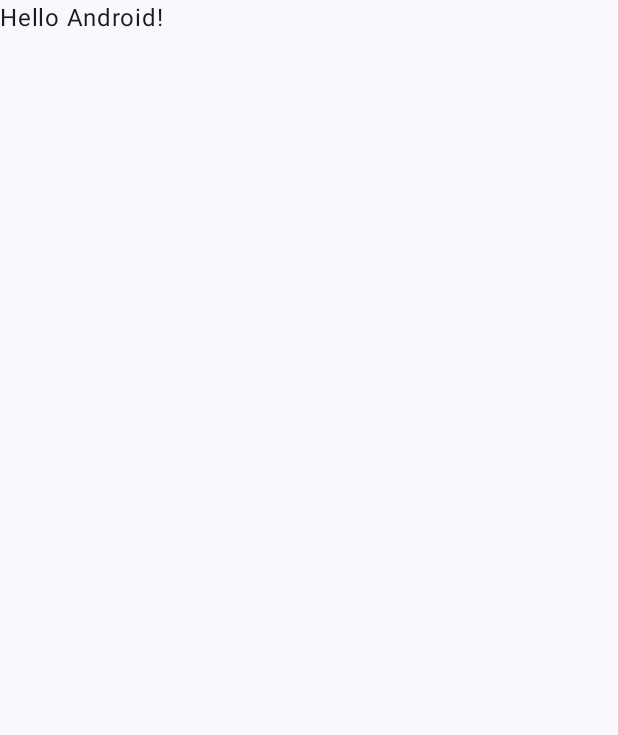
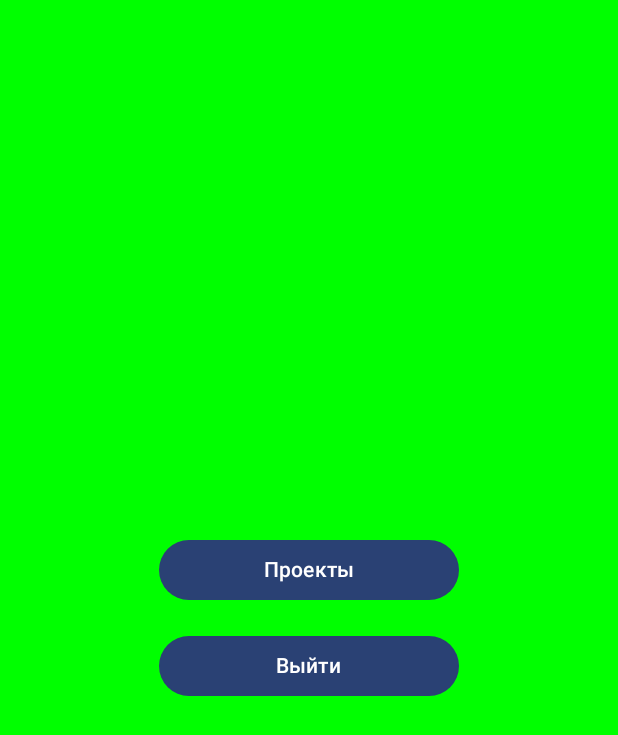
Before and after one commit to 2ecEnd/Brain--ck, an Android app built with Jetpack Compose: the screen it shows after launch (MainActivity), on a phone screen of 412 x 824 dp. Before the commit the part shown is almost empty. Shown: the top 735 px of the screen. Run offline under Robolectric (Android 15) with nearby library versions, the phone set to English and light mode, and no system bars.

Commit message:
added homePage

```diff
--- a/app/build.gradle.kts
+++ b/app/build.gradle.kts
@@ -49,6 +49,7 @@ dependencies {
     implementation(libs.androidx.ui.graphics)
     implementation(libs.androidx.ui.tooling.preview)
     implementation(libs.androidx.material3)
+    implementation("androidx.navigation:navigation-compose:2.8.9")
     testImplementation(libs.junit)
     androidTestImplementation(libs.androidx.junit)
     androidTestImplementation(libs.androidx.espresso.core)
--- a/app/src/main/java/com/example/mobileapp/MainActivity.kt
+++ b/app/src/main/java/com/example/mobileapp/MainActivity.kt
@@ -1,17 +1,30 @@
 package com.example.mobileapp
 
+import android.content.Intent
 import android.os.Bundle
 import androidx.activity.ComponentActivity
 import androidx.activity.compose.setContent
 import androidx.activity.enableEdgeToEdge
+import androidx.compose.foundation.layout.Box
+import androidx.compose.foundation.background
 import androidx.compose.foundation.layout.fillMaxSize
 import androidx.compose.foundation.layout.padding
-import androidx.compose.material3.Scaffold
-import androidx.compose.material3.Text
+import androidx.compose.foundation.layout.Column
+import androidx.compose.foundation.layout.Arrangement
+import androidx.compose.foundation.layout.width
+import androidx.compose.ui.Alignment
+import androidx.compose.material3.*
 import androidx.compose.runtime.Composable
 import androidx.compose.ui.Modifier
+import androidx.compose.ui.graphics.Color
+import androidx.compose.ui.platform.LocalContext
 import androidx.compose.ui.tooling.preview.Preview
+import androidx.compose.ui.unit.dp
 import com.example.mobileapp.ui.theme.MobileAppTheme
+import androidx.navigation.NavController
+import androidx.navigation.compose.NavHost
+import androidx.navigation.compose.composable
+import androidx.navigation.compose.rememberNavController
 
 class MainActivity : ComponentActivity() {
     override fun onCreate(savedInstanceState: Bundle?) {
@@ -20,8 +33,7 @@ class MainActivity : ComponentActivity() {
         setContent {
             MobileAppTheme {
                 Scaffold(modifier = Modifier.fillMaxSize()) { innerPadding ->
-                    Greeting(
-                        name = "Android",
+                    App(
                         modifier = Modifier.padding(innerPadding)
                     )
                 }
@@ -31,17 +43,76 @@ class MainActivity : ComponentActivity() {
 }
 
 @Composable
-fun Greeting(name: String, modifier: Modifier = Modifier) {
-    Text(
-        text = "Hello $name!",
-        modifier = modifier
-    )
+fun App(modifier: Modifier = Modifier){
+    val navController = rememberNavController()
+
+    NavHost(navController = navController, startDestination = "home") {
+        composable("home") {
+            HomePage(modifier, navController)
+        }
+        composable("projects") {
+            ProjectsPage(modifier, navController)
+        }
+    }
+}
+
+@Composable
+fun HomePage(modifier: Modifier = Modifier, navController: NavController) {
+    Box(modifier = Modifier.background(Color.Green).fillMaxSize()){
+        Column(
+            modifier = Modifier.align(Alignment.Center),
+            verticalArrangement = Arrangement.spacedBy(16.dp),
+            horizontalAlignment = Alignment.CenterHorizontally
+        )
+        {
+            Button(
+                onClick = {navController.navigate("projects")},
+                modifier = Modifier.width(200.dp)
+            )
+            {
+                Text("Проекты")
+            }
+
+            val context = LocalContext.current
+            Button(
+                onClick = {
+                    val homeIntent = Intent(Intent.ACTION_MAIN).apply {
+                    addCategory(Intent.CATEGORY_HOME)
+                    flags = Intent.FLAG_ACTIVITY_NEW_TASK
+                    }
+                    context.startActivity(homeIntent)
+                },
+                modifier = Modifier.width(200.dp)
+            )
+            {
+                Text("Выйти")
+            }
+        }
+    }
+}
+
+@Composable
+fun ProjectsPage(modifier: Modifier = Modifier, navController: NavController){
+    Box(modifier = Modifier.background(Color.Green).fillMaxSize()){
+        Column(
+            modifier = Modifier.align(Alignment.Center),
+            verticalArrangement = Arrangement.spacedBy(16.dp),
+            horizontalAlignment = Alignment.CenterHorizontally
+        )
+        {
+            Button(
+                onClick = {},
+                modifier = Modifier.width(200.dp)
+            )
+            {
+                Text("+")
+            }
+        }
+    }
 }
 
 @Preview(showBackground = true)
 @Composable
-fun GreetingPreview() {
-    MobileAppTheme {
-        Greeting("Android")
-    }
+fun AppPreview() {
+    App()
 }
--- a/gradle/libs.versions.toml
+++ b/gradle/libs.versions.toml
@@ -8,9 +8,11 @@ espressoCore = "3.6.1"
 lifecycleRuntimeKtx = "2.8.7"
 activityCompose = "1.10.1"
 composeBom = "2024.09.00"
+navigationCompose = "2.8.9"
 
 [libraries]
 androidx-core-ktx = { group = "androidx.core", name = "core-ktx", version.ref = "coreKtx" }
+androidx-navigation-compose = { module = "androidx.navigation:navigation-compose", version.ref = "navigationCompose" }
 junit = { group = "junit", name = "junit", version.ref = "junit" }
 androidx-junit = { group = "androidx.test.ext", name = "junit", version.ref = "junitVersion" }
 androidx-espresso-core = { group = "androidx.test.espresso", name = "espresso-core", version.ref = "espressoCore" }
```
